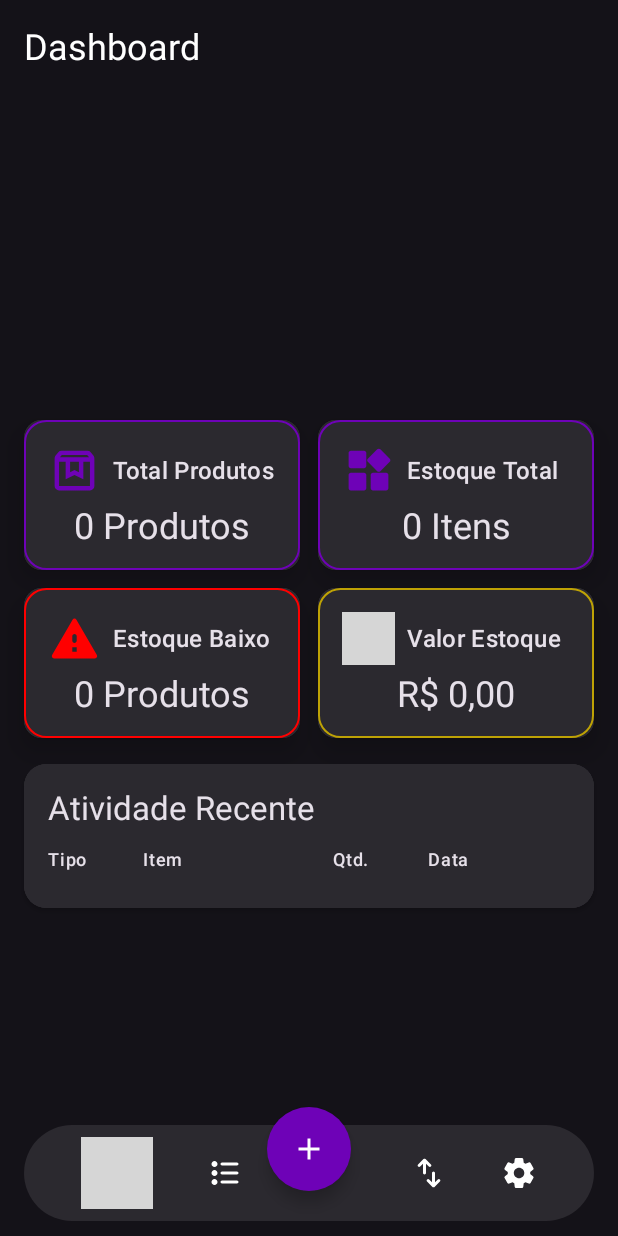
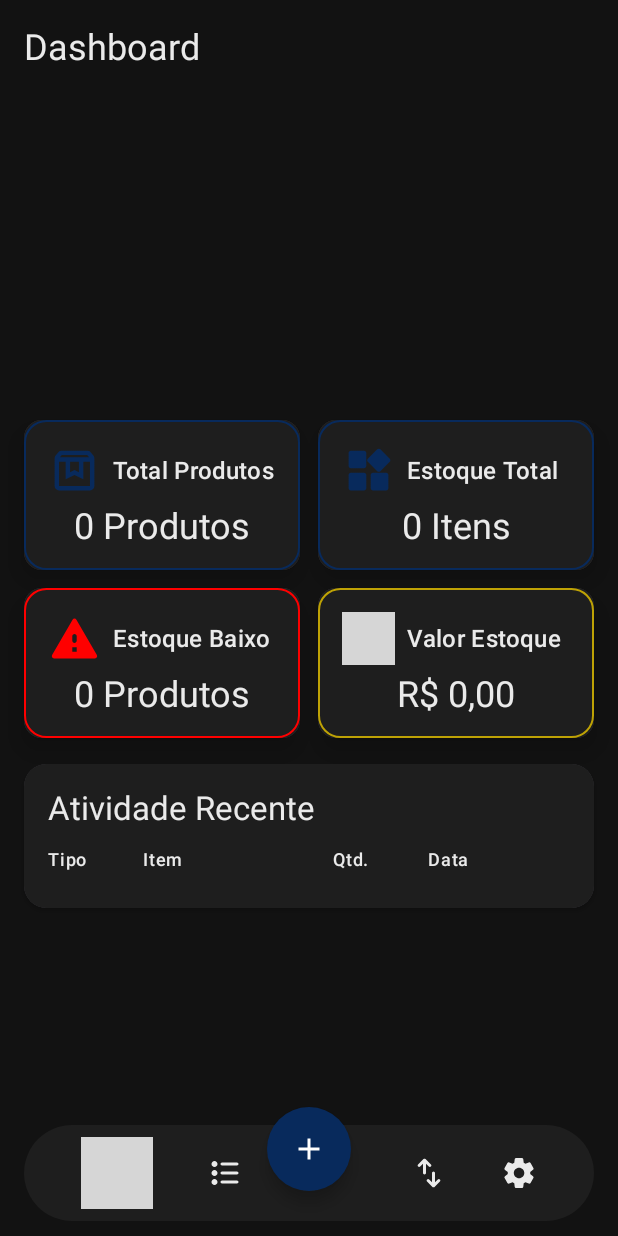
Before and after one commit to Saullo-Programador/MyStock, an Android app built with Jetpack Compose: the screen it shows after launch (MainActivity), on a phone screen of 412 x 824 dp. Run offline under Robolectric (Android 15) with nearby library versions, the phone set to English and light mode, and no system bars; our stand-ins replace Dagger/Hilt's generated code, Firebase (no records; nobody signed in at launch, a user with empty details on screens opened directly), accompanist; grey boxes are pictures that could not be loaded.

Commit message:
refactor: Update color palette and theme
Este commit introduz uma nova paleta de cores e atualiza o tema do aplicativo para usar essas novas cores.

```diff
--- a/app/src/main/java/com/example/meustock/ui/theme/Color.kt
+++ b/app/src/main/java/com/example/meustock/ui/theme/Color.kt
@@ -2,10 +2,35 @@ package com.example.meustock.ui.theme
 
 import androidx.compose.ui.graphics.Color
 
-val Purple80 = Color(0xFFD0BCFF)
-val PurpleGrey80 = Color(0xFFCCC2DC)
-val Pink80 = Color(0xFFEFB8C8)
 
-val Purple = Color(0xFF6E02B7)
-val surfaceLight = Color(0xFFE6E0E9)
-val surfaceDark = Color(0xFF2B292F)
+// =====================
+// PALETA PRINCIPAL
+// =====================
+val BluePrimary = Color(0xFF082A5C) // principal (forte, para app bar, botões)
+val BlueSecondary = Color(0xFF3B98F4) // destaque (links, ícones, botões secundários)
+
+// =====================
+// LIGHT MODE
+// =====================
+val BackgroundLight = Color(0xFFF8FAFD)     // fundo geral bem claro
+val SurfaceLight = Color(0xFFFFFFFF)        // cartões, inputs, fundo de listas
+val InputBackgroundLight = Color(0xFFF1F4F9) // campos de texto
+val TextPrimaryLight = Color(0xFF1C1C1C)    // texto principal
+val TextSecondaryLight = Color(0xFF4B4B4B)  // texto secundário
+
+// =====================
+// DARK MODE
+// =====================
+val BackgroundDark = Color(0xFF121212)       // fundo geral
+val SurfaceDark = Color(0xFF1E1E1E)          // cartões, painéis, inputs
+val InputBackgroundDark = Color(0xFF2A2A2A)  // campos de texto
+val TextPrimaryDark = Color(0xFFEAEAEA)      // texto principal
+val TextSecondaryDark = Color(0xFFB0B0B0)    // texto secundário
+
+// =====================
+// CORES DE APOIO (opcional)
+// =====================
+val SuccessGreen = Color(0xFF4CAF50)   // usado em entradas de estoque
+val DangerRed = Color(0xFFE53935)      // usado em saídas/alertas
+val WarningOrange = Color(0xFFFFA726)  // usado em avisos
+val NeutralGrey = Color(0xFF9E9E9E)    // ícones, divisores, bordas
--- a/app/src/main/java/com/example/meustock/ui/theme/Theme.kt
+++ b/app/src/main/java/com/example/meustock/ui/theme/Theme.kt
@@ -13,15 +13,33 @@ import androidx.compose.ui.graphics.Color
 import androidx.compose.ui.platform.LocalContext
 
 private val DarkColorScheme = darkColorScheme(
-    primary = Purple,
-    onBackground = Color.White,
-    surface = surfaceDark,
+    primary = BluePrimary,
+    onPrimary = Color.White,
+    secondary = BlueSecondary,
+    onSecondary = Color.White,
+    background = BackgroundDark,
+    onBackground = TextPrimaryDark,
+    surface = SurfaceDark,
+    onSurface = TextPrimaryDark,
+    surfaceVariant = InputBackgroundDark, // inputs
+    onSurfaceVariant = TextSecondaryDark,
+    error = DangerRed,
+    onError = Color.White
 )
 
 private val LightColorScheme = lightColorScheme(
-    primary = Purple,
-    onBackground = Color.Black,
-    surface = surfaceLight,
+    primary = BluePrimary,
+    onPrimary = Color.White,
+    secondary = BlueSecondary,
+    onSecondary = Color.Black,
+    background = BackgroundLight,
+    onBackground = TextPrimaryLight,
+    surface = SurfaceLight,
+    onSurface = TextPrimaryLight,
+    surfaceVariant = InputBackgroundLight, // inputs
+    onSurfaceVariant = TextSecondaryLight,
+    error = DangerRed,
+    onError = Color.Black,
 )
 
 @Composable
```
